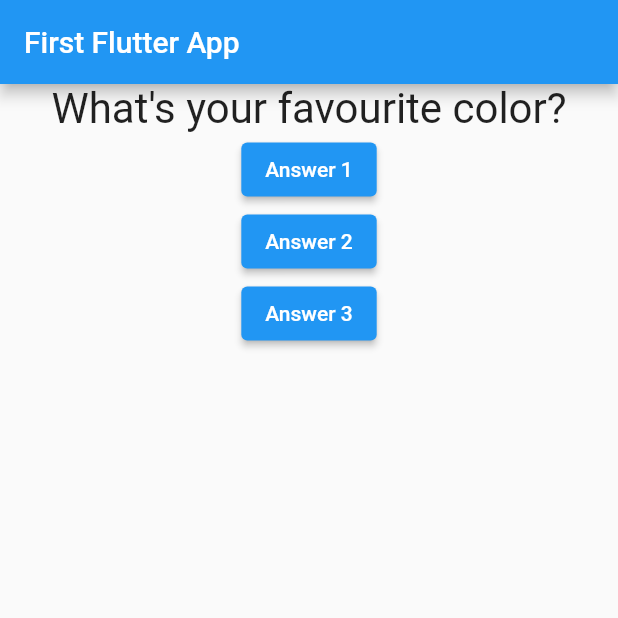
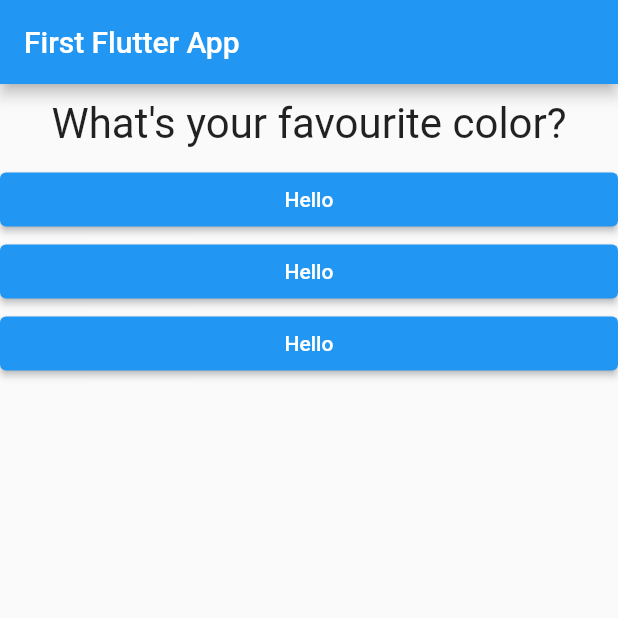
Before and after one commit to sunaranish17/learning-flutter, a Flutter app: the screen it shows after launch, on a phone screen of 412 x 824 dp, the top half of it. Run offline on Flutter 3.47's test engine with Material 2 defaults, Android fonts, the phone set to English and light mode, and no system bars.

Commit message:
Feat: Answer widget

```diff
--- /dev/null
+++ b/lib/answer.dart
@@ -0,0 +1,19 @@
+import 'package:flutter/material.dart';
+
+class Answer extends StatelessWidget {
+  final VoidCallback selectHandler;
+
+  Answer(this.selectHandler);
+
+  @override
+  Widget build(BuildContext context) {
+    return Container(
+      width: double.infinity,
+      child: ElevatedButton(
+        child: Text('Hello'),
+        onPressed: selectHandler,
+        style: ElevatedButton.styleFrom(primary: Colors.blue),
+      ),
+    );
+  }
+}
--- a/lib/main.dart
+++ b/lib/main.dart
@@ -1,4 +1,5 @@
 import 'package:flutter/material.dart';
+import 'package:learning_flutter/answer.dart';
 import 'package:learning_flutter/question.dart';
 
 void main() {
@@ -39,21 +40,9 @@ class _MyAppState extends State<MyApp> {
             Question(
               questions[_questionIndex],
             ),
-            ElevatedButton(
-              child: Text("Answer 1"),
-              onPressed: _answerQuestion,
-            ),
-            ElevatedButton(
-              child: Text("Answer 2"),
-              onPressed: () => print("Second Answer"),
-            ),
-            ElevatedButton(
-              child: Text("Answer 3"),
-              onPressed: () {
-                //Do something
-                print("Third Answer");
-              },
-            ),
+            Answer(_answerQuestion),
+            Answer(_answerQuestion),
+            Answer(_answerQuestion),
           ],
         ),
       ),
--- a/lib/question.dart
+++ b/lib/question.dart
@@ -9,6 +9,7 @@ class Question extends StatelessWidget {
   Widget build(BuildContext context) {
     return Container(
       width: double.infinity,
+      margin: EdgeInsets.all(10),
       child: Text(
         questionText,
         style: TextStyle(fontSize: 28),
```
